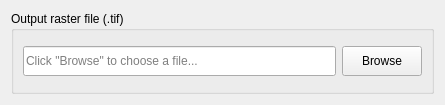
Before: the Qt Designer form LDMP/gui/WidgetDataIOImportSelectRasterOutput.ui in ConservationInternational/trends.earth, drawn with Qt 5.
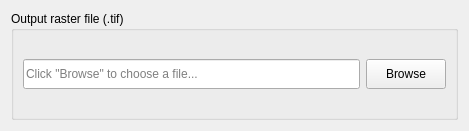
After: the same form once the commit is applied.

```diff
--- a/LDMP/gui/WidgetDataIOImportSelectRasterOutput.ui
+++ b/LDMP/gui/WidgetDataIOImportSelectRasterOutput.ui
@@ -6,8 +6,8 @@
    <rect>
     <x>0</x>
     <y>0</y>
-    <width>445</width>
-    <height>105</height>
+    <width>469</width>
+    <height>131</height>
    </rect>
   </property>
   <property name="windowTitle">
```
